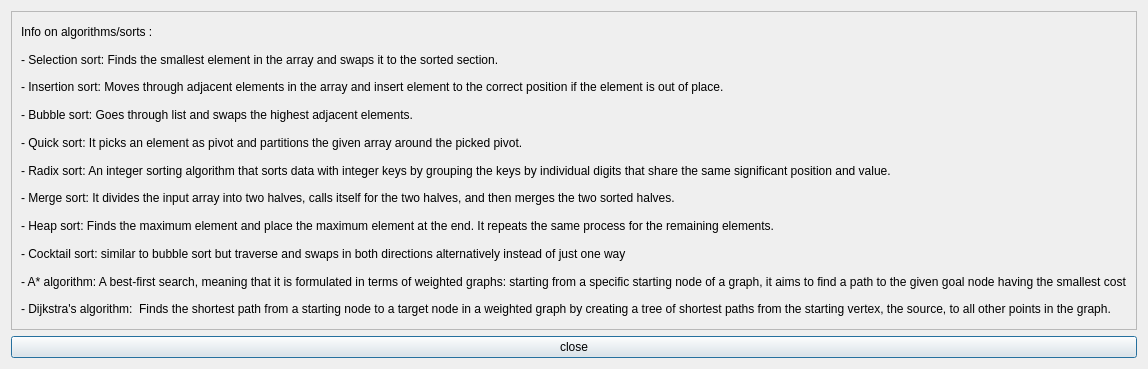
Before: the Qt Designer form gui/GraphicsFrame/AlgorithmVisualizer/algdisplaywindow.ui in ethancfung/Sorting-Pathfinding-Algorithm-Visualizer, drawn with Qt 5.
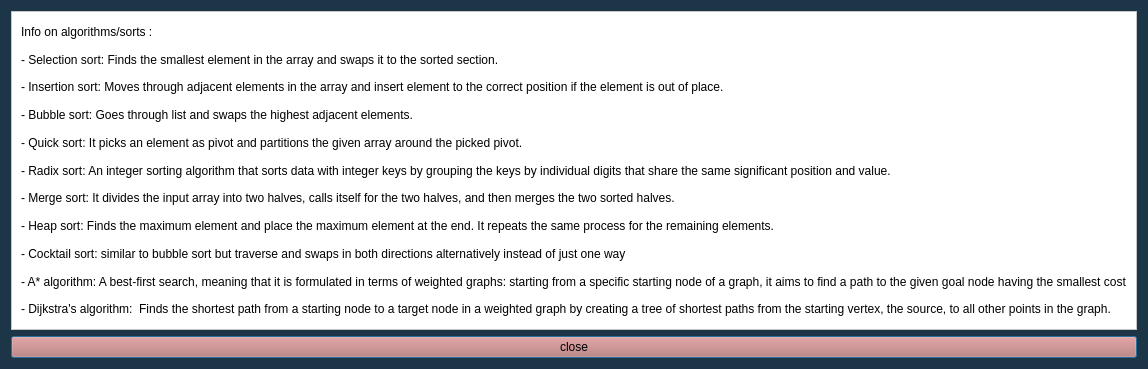
After: the same form once the commit is applied.

Diff of the .ui file:
```diff
--- a/gui/GraphicsFrame/AlgorithmVisualizer/algdisplaywindow.ui
+++ b/gui/GraphicsFrame/AlgorithmVisualizer/algdisplaywindow.ui
@@ -6,16 +6,22 @@
    <rect>
     <x>0</x>
     <y>0</y>
-    <width>607</width>
+    <width>1070</width>
     <height>369</height>
    </rect>
   </property>
   <property name="windowTitle">
    <string>Dialog</string>
   </property>
+  <property name="styleSheet">
+   <string notr="true">background-color: rgb(29, 54, 71);</string>
+  </property>
   <layout class="QVBoxLayout" name="verticalLayout">
    <item>
     <widget class="QFrame" name="frame">
+     <property name="styleSheet">
+      <string notr="true">background-color: rgb(255, 255, 255);</string>
+     </property>
      <property name="frameShape">
       <enum>QFrame::StyledPanel</enum>
      </property>
@@ -105,6 +111,9 @@
    </item>
    <item>
     <widget class="QPushButton" name="pushButton">
+     <property name="styleSheet">
+      <string notr="true">background-color: rgb(194, 112, 104);</string>
+     </property>
      <property name="text">
       <string>close</string>
      </property>
```
